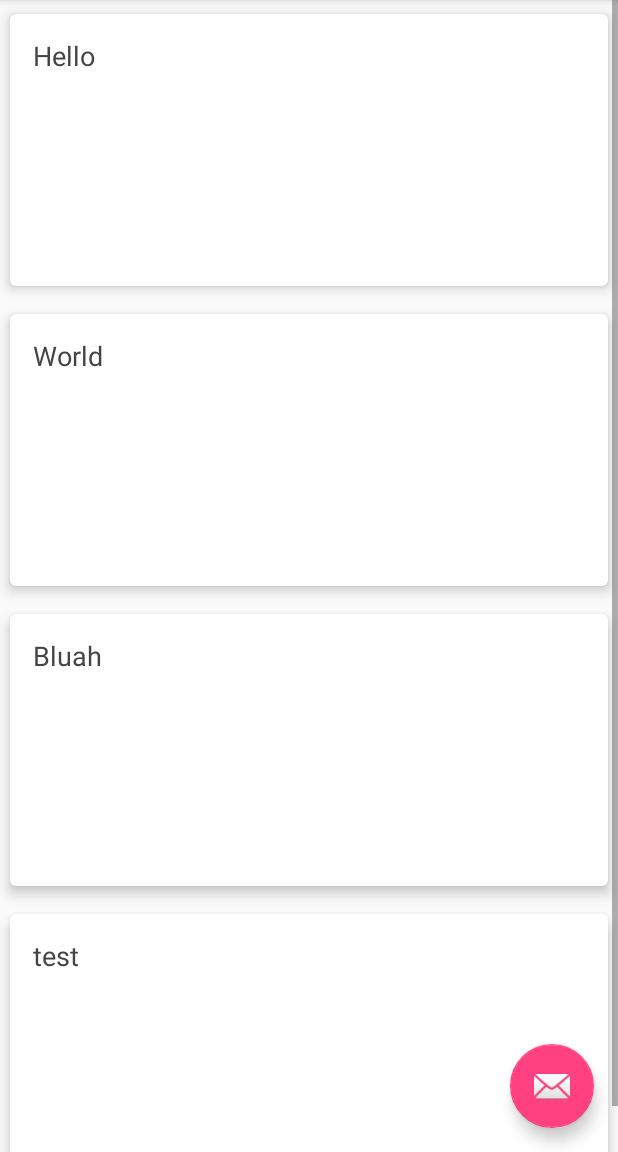
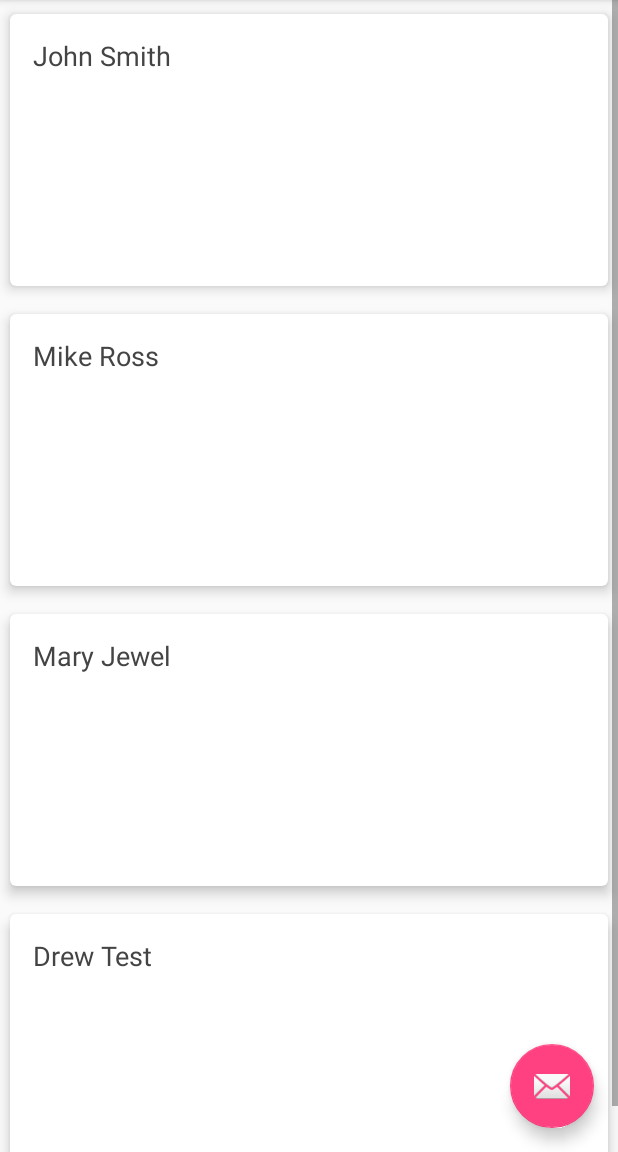
Before and after one commit to drew-smithies/BatTextR, an Android app: the screen it shows after launch (MainActivity), after a tap on an icon or button, on a phone screen of 412 x 824 dp, the part 84-1236 px from its top. Run offline under Robolectric (Android 15) with nearby library versions, the phone set to English and light mode, and no system bars.

Commit message:
Added alert text data object

```diff
--- /dev/null
+++ b/app/src/main/java/com/unlimited/penguins/battextr/AlertItem.java
@@ -0,0 +1,41 @@
+package com.unlimited.penguins.battextr;
+
+/**
+ * Created by Drew on 2/22/2017.
+ */
+
+class AlertItem {
+    String mName;
+    String mType;
+    String mDetail;
+
+    public AlertItem(String name, String type, String detail){
+        mName = name;
+        mType = type;
+        mDetail = detail;
+    }
+
+    public void setName(String name) {
+        mName = name;
+    }
+
+    public String getName() {
+        return mName;
+    }
+
+    public void setType(String type) {
+        mType = type;
+    }
+
+    public String getType(){
+        return mType;
+    }
+
+    public void setDetail(String detail) {
+        mDetail = detail;
+    }
+
+    public String getDetail() {
+        return mDetail;
+    }
+}
--- a/app/src/main/java/com/unlimited/penguins/battextr/AlertRecyclerAdapter.java
+++ b/app/src/main/java/com/unlimited/penguins/battextr/AlertRecyclerAdapter.java
@@ -21,7 +21,8 @@ import static android.content.ContentValues.TAG;
  */
 
 class AlertRecyclerAdapter extends RecyclerView.Adapter<AlertRecyclerAdapter.ViewHolder> {
-    private ArrayList<String> mDataset;
+    private ArrayList<AlertItem> mDataset;
+    private Context mContext;
 
     // Provide a reference to the views for each data item
     // Complex data items may need more than one view per item, and
@@ -39,7 +40,8 @@ class AlertRecyclerAdapter extends RecyclerView.Adapter<AlertRecyclerAdapter.Vie
     }
 
     // Provide a suitable constructor (depends on the kind of dataset)
-    AlertRecyclerAdapter(ArrayList<String> myDataset) {
+    AlertRecyclerAdapter(Context context, ArrayList<AlertItem> myDataset) {
+        mContext = context;
         mDataset = myDataset;
     }
 
@@ -60,7 +62,7 @@ class AlertRecyclerAdapter extends RecyclerView.Adapter<AlertRecyclerAdapter.Vie
     public void onBindViewHolder(ViewHolder holder, int position) {
         // - get element from your dataset at this position
         // - replace the contents of the view with that element
-        holder.mTextView.setText(mDataset.get(position));
+        holder.mTextView.setText(mDataset.get(position).getName());
     }
 
     // Return the size of your dataset (invoked by the layout manager)
@@ -70,11 +72,11 @@ class AlertRecyclerAdapter extends RecyclerView.Adapter<AlertRecyclerAdapter.Vie
     }
 
     // Add item to data set
-    public void addItem(String item, Context context) throws IOException {
+    public void addItem(AlertItem item) throws IOException {
         // Save to internal storage
         try {
-            FileOutputStream fos = context.openFileOutput(context.getString(R.string.save_alerts_file), Context.MODE_APPEND);
-            fos.write(item.getBytes());
+            FileOutputStream fos = mContext.openFileOutput(mContext.getString(R.string.save_alerts_file), Context.MODE_APPEND);
+            fos.write(item.getName().getBytes());
         } catch (IOException e) {
             Log.d("Drew", "addItem: broke");
         }
--- a/app/src/main/java/com/unlimited/penguins/battextr/MainActivity.java
+++ b/app/src/main/java/com/unlimited/penguins/battextr/MainActivity.java
@@ -23,7 +23,7 @@ public class MainActivity extends AppCompatActivity {
     private RecyclerView mRecyclerView;
     private AlertRecyclerAdapter mAdapter;
     private RecyclerView.LayoutManager mLayoutManager;
-    private ArrayList<String> myDataset = new ArrayList<String>();
+    private ArrayList<AlertItem> myDataset = new ArrayList<AlertItem>();
 
 
     @Override
@@ -32,9 +32,9 @@ public class MainActivity extends AppCompatActivity {
         setContentView(R.layout.activity_main);
 
         // Test data
-        myDataset.add("Hello");
-        myDataset.add("World");
-        myDataset.add("Bluah");
+        myDataset.add(new AlertItem("John Smith", "email", "jsmith@me.com"));
+        myDataset.add(new AlertItem("Mike Ross", "text", "903 352 6453"));
+        myDataset.add(new AlertItem("Mary Jewel", "text", "909 736 2342"));
 
         // Setup recycler view
         mRecyclerView = (RecyclerView) findViewById(R.id.my_recycler_view);
@@ -48,7 +48,7 @@ public class MainActivity extends AppCompatActivity {
         mRecyclerView.setLayoutManager(mLayoutManager);
 
         // specify an adapter (see also next example)
-        mAdapter = new AlertRecyclerAdapter(myDataset);
+        mAdapter = new AlertRecyclerAdapter(MainActivity.this, myDataset);
         mRecyclerView.setAdapter(mAdapter);
 
         // Setup swipe touch helper
@@ -78,7 +78,7 @@ public class MainActivity extends AppCompatActivity {
             public void onClick(View view) {
                 // Add item to recycler view
                 try {
-                    mAdapter.addItem("test", view.getContext());
+                    mAdapter.addItem(new AlertItem("Drew Test", "email", "dtest@me.com"));
                 } catch (IOException e) {
                     Log.d("Drew", "onClick: broke");
                 }
```
